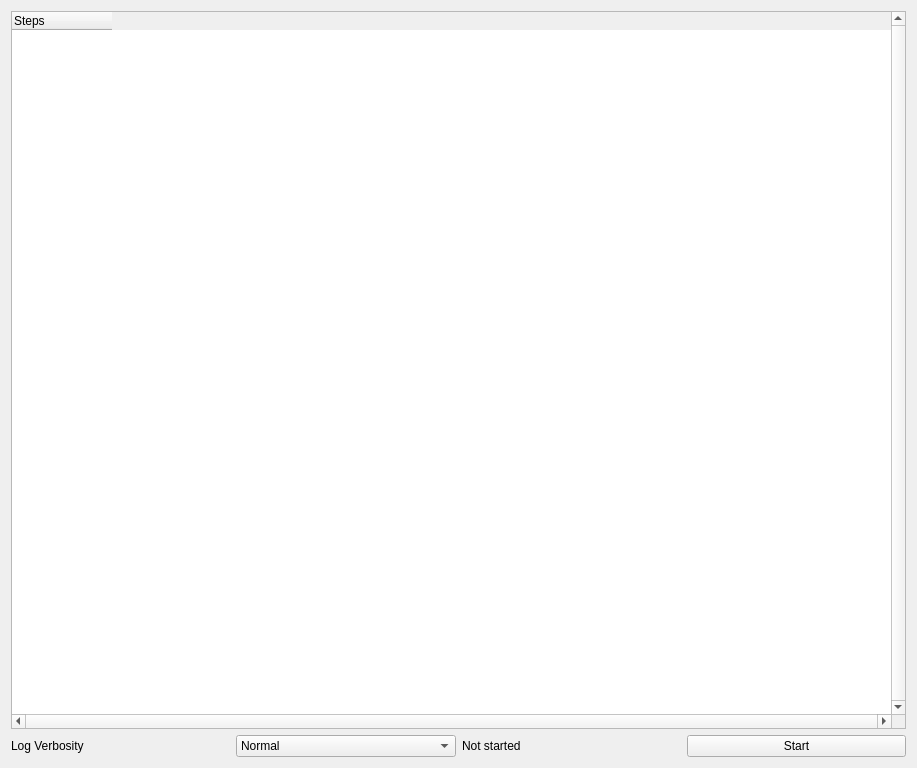
Before: the Qt Designer form randovania/gui/ui_files/game_validator_widget.ui in randovania/randovania, drawn with Qt 5.
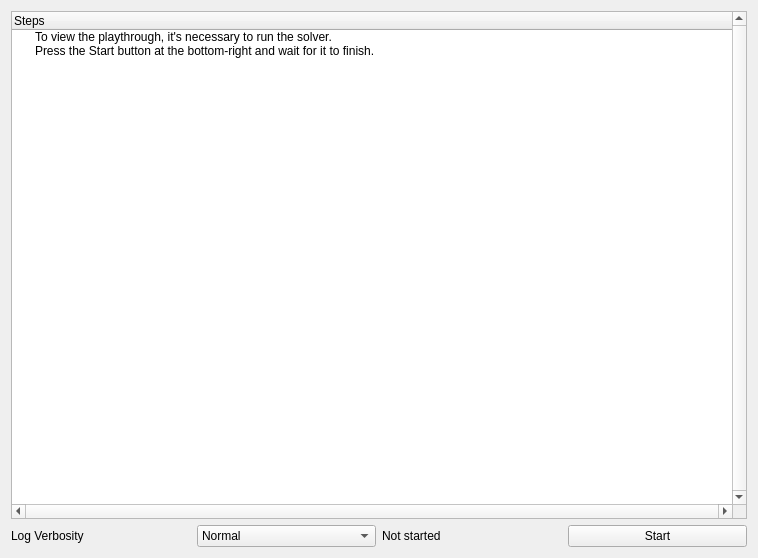
After: the same form once the commit is applied.

Commit message: Add instructions on how to use the Playthrough tab

Patch:
```diff
--- a/randovania/gui/ui_files/game_validator_widget.ui
+++ b/randovania/gui/ui_files/game_validator_widget.ui
@@ -6,8 +6,8 @@
    <rect>
     <x>0</x>
     <y>0</y>
-    <width>917</width>
-    <height>768</height>
+    <width>758</width>
+    <height>558</height>
    </rect>
   </property>
   <property name="windowTitle">
@@ -74,13 +74,23 @@
       <enum>Qt::ElideNone</enum>
      </property>
      <attribute name="headerStretchLastSection">
-      <bool>false</bool>
+      <bool>true</bool>
      </attribute>
      <column>
       <property name="text">
        <string>Steps</string>
       </property>
      </column>
+     <item>
+      <property name="text">
+       <string>To view the playthrough, it's necessary to run the solver.</string>
+      </property>
+     </item>
+     <item>
+      <property name="text">
+       <string>Press the Start button at the bottom-right and wait for it to finish.</string>
+      </property>
+     </item>
     </widget>
    </item>
   </layout>
```
